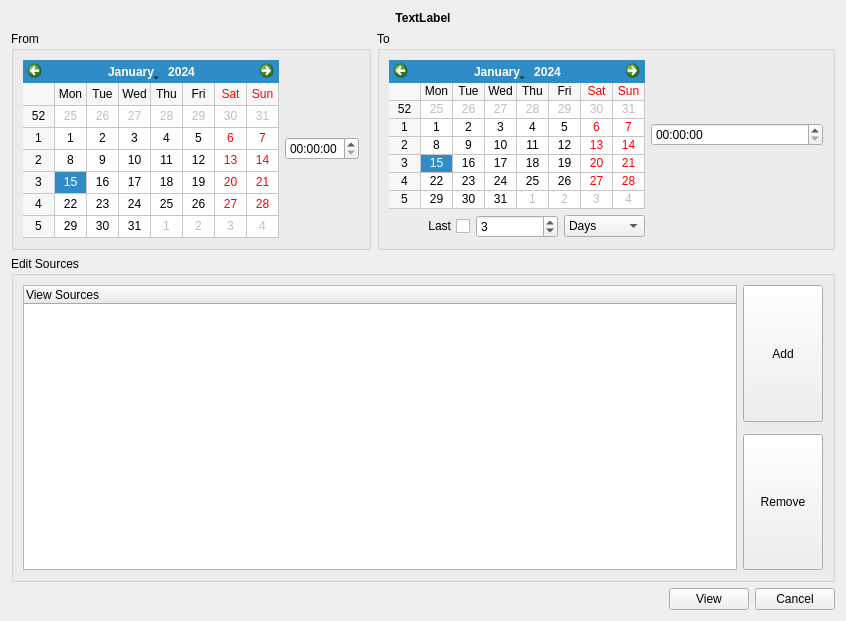
Before: the Qt Designer form hdbextractor/trunk/qt/QHdbExtractor/src/widgets/configWidget.ui in bourtemb/hdbpp-test, drawn with Qt 5.
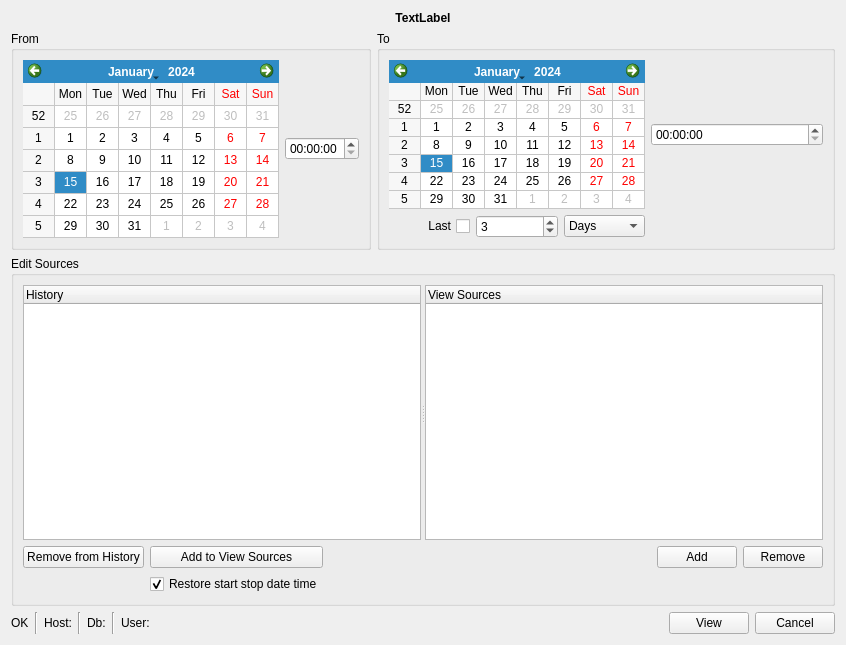
After: the same form once the commit is applied.

```diff
--- a/hdbextractor/trunk/qt/QHdbExtractor/src/widgets/configWidget.ui
+++ b/hdbextractor/trunk/qt/QHdbExtractor/src/widgets/configWidget.ui
@@ -7,7 +7,7 @@
     <x>0</x>
     <y>0</y>
     <width>846</width>
-    <height>621</height>
+    <height>645</height>
    </rect>
   </property>
   <property name="windowTitle">
@@ -180,32 +180,14 @@
       <string>Edit Sources</string>
      </property>
      <layout class="QGridLayout" name="gridLayout">
-      <item row="0" column="1" rowspan="3">
-       <widget class="QTreeWidget" name="twSelected">
-        <property name="rootIsDecorated">
-         <bool>false</bool>
-        </property>
-        <column>
-         <property name="text">
-          <string notr="true">View Sources</string>
-         </property>
-        </column>
-       </widget>
-      </item>
-      <item row="0" column="2">
-       <widget class="QPushButton" name="pbAdd">
-        <property name="sizePolicy">
-         <sizepolicy hsizetype="Minimum" vsizetype="Preferred">
-          <horstretch>0</horstretch>
-          <verstretch>1</verstretch>
-         </sizepolicy>
-        </property>
+      <item row="1" column="0">
+       <widget class="QPushButton" name="pbRemoveFromHistory">
         <property name="text">
-         <string>Add</string>
+         <string>Remove from History</string>
         </property>
        </widget>
       </item>
-      <item row="2" column="2">
+      <item row="1" column="4">
        <widget class="QPushButton" name="pbRemoveSrc">
         <property name="sizePolicy">
          <sizepolicy hsizetype="Minimum" vsizetype="Preferred">
@@ -221,11 +203,130 @@
         </property>
        </widget>
       </item>
+      <item row="1" column="2">
+       <spacer name="horizontalSpacer_2">
+        <property name="orientation">
+         <enum>Qt::Horizontal</enum>
+        </property>
+        <property name="sizeHint" stdset="0">
+         <size>
+          <width>40</width>
+          <height>20</height>
+         </size>
+        </property>
+       </spacer>
+      </item>
+      <item row="1" column="3">
+       <widget class="QPushButton" name="pbAdd">
+        <property name="sizePolicy">
+         <sizepolicy hsizetype="Minimum" vsizetype="Preferred">
+          <horstretch>0</horstretch>
+          <verstretch>1</verstretch>
+         </sizepolicy>
+        </property>
+        <property name="text">
+         <string>Add</string>
+        </property>
+       </widget>
+      </item>
+      <item row="0" column="0" colspan="5">
+       <widget class="QSplitter" name="splitter">
+        <property name="orientation">
+         <enum>Qt::Horizontal</enum>
+        </property>
+        <widget class="QTreeWidget" name="twHistory">
+         <property name="rootIsDecorated">
+          <bool>false</bool>
+         </property>
+         <column>
+          <property name="text">
+           <string>History</string>
+          </property>
+         </column>
+        </widget>
+        <widget class="QTreeWidget" name="twSelected">
+         <property name="rootIsDecorated">
+          <bool>false</bool>
+         </property>
+         <column>
+          <property name="text">
+           <string notr="true">View Sources</string>
+          </property>
+         </column>
+        </widget>
+       </widget>
+      </item>
+      <item row="1" column="1">
+       <widget class="QPushButton" name="pbAddToViewSources">
+        <property name="text">
+         <string>Add to View Sources</string>
+        </property>
+       </widget>
+      </item>
+      <item row="2" column="1">
+       <widget class="QCheckBox" name="cbRestoreDateTime">
+        <property name="text">
+         <string>Restore start stop date time</string>
+        </property>
+        <property name="checked">
+         <bool>true</bool>
+        </property>
+       </widget>
+      </item>
      </layout>
     </widget>
    </item>
    <item>
     <layout class="QHBoxLayout" name="horizontalLayout_2">
+     <item>
+      <widget class="QLabel" name="labelState">
+       <property name="text">
+        <string>OK</string>
+       </property>
+      </widget>
+     </item>
+     <item>
+      <widget class="Line" name="line_3">
+       <property name="orientation">
+        <enum>Qt::Vertical</enum>
+       </property>
+      </widget>
+     </item>
+     <item>
+      <widget class="QLabel" name="labelHost">
+       <property name="text">
+        <string>Host:</string>
+       </property>
+      </widget>
+     </item>
+     <item>
+      <widget class="Line" name="line">
+       <property name="orientation">
+        <enum>Qt::Vertical</enum>
+       </property>
+      </widget>
+     </item>
+     <item>
+      <widget class="QLabel" name="labelDb">
+       <property name="text">
+        <string>Db:</string>
+       </property>
+      </widget>
+     </item>
+     <item>
+      <widget class="Line" name="line_2">
+       <property name="orientation">
+        <enum>Qt::Vertical</enum>
+       </property>
+      </widget>
+     </item>
+     <item>
+      <widget class="QLabel" name="labelUser">
+       <property name="text">
+        <string>User:</string>
+       </property>
+      </widget>
+     </item>
      <item>
       <spacer name="horizontalSpacer">
        <property name="orientation">
```
